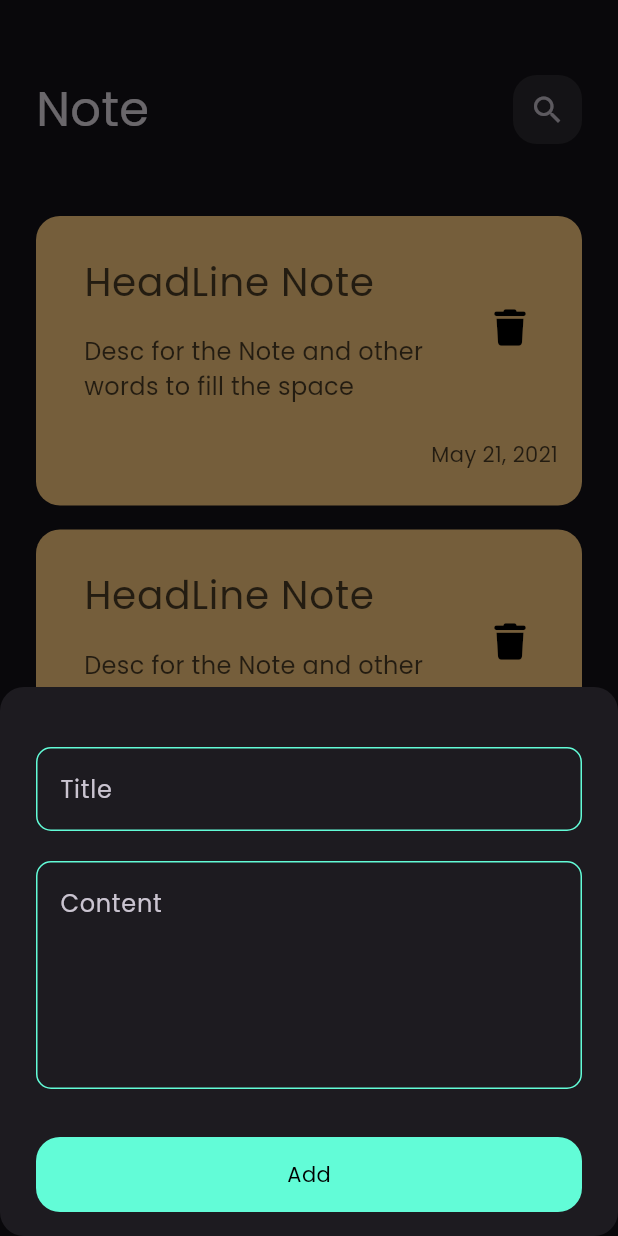
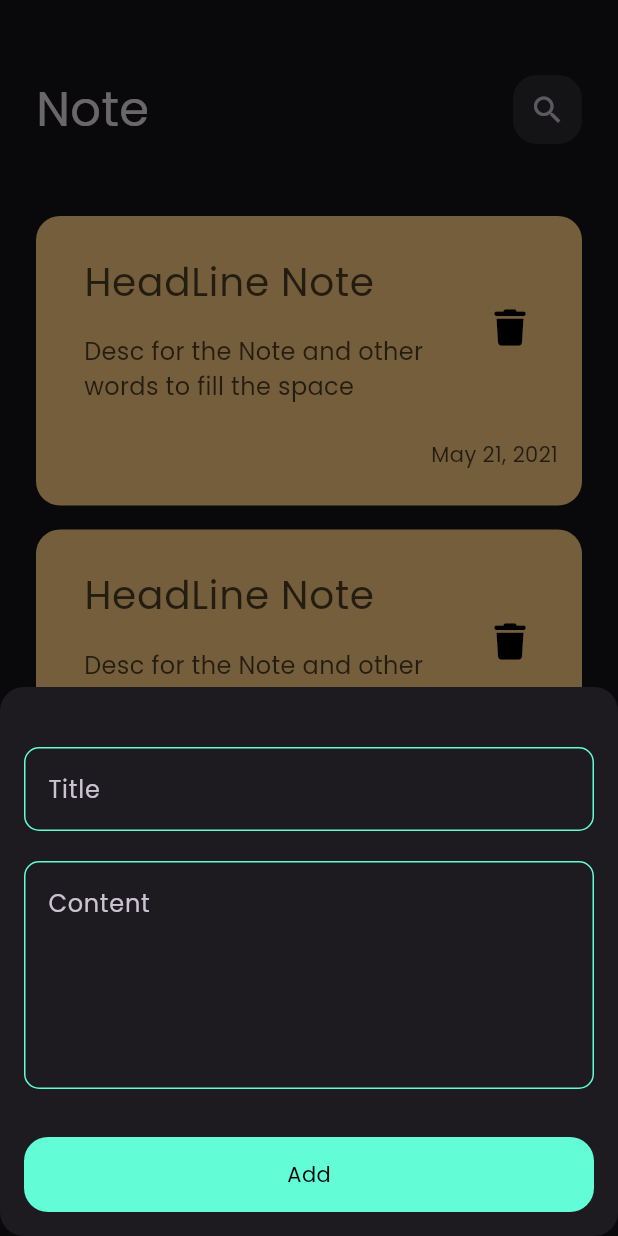
Before and after one commit to AbdallahSaeed0/notes_app, a Flutter app: the screen it shows after launch, after a tap on the "add" icon, on a phone screen of 412 x 824 dp. Run offline on Flutter 3.47's test engine with Material 3 defaults, Android fonts, the phone set to English and light mode, and no system bars; our stand-ins replace bloc, flutter_bloc, font_awesome_flutter, hive, hive_flutter; accounts and stored records are empty.

Commit message:
responsive bottomsheet

```diff
--- a/lib/views/widgets/modal_bottom_sheet.dart
+++ b/lib/views/widgets/modal_bottom_sheet.dart
@@ -7,6 +7,7 @@ import 'note_form.dart';
 
 Future<dynamic> ModalBottomSheet(BuildContext context) {
   return showModalBottomSheet(
+      isScrollControlled: true,
       shape: RoundedRectangleBorder(borderRadius: BorderRadius.circular(16)),
       context: context,
       builder: (index) {
@@ -26,7 +27,10 @@ Future<dynamic> ModalBottomSheet(BuildContext context) {
               return AbsorbPointer(
                 absorbing: state is AddnoteLoading ? true : false,
                 child: Padding(
-                  padding: const EdgeInsets.symmetric(horizontal: 24),
+                  padding: EdgeInsets.only(
+                      left: 16,
+                      right: 16,
+                      bottom: MediaQuery.of(context).viewInsets.bottom),
                   child: SingleChildScrollView(child: NoteForm()),
                 ),
               );
```
